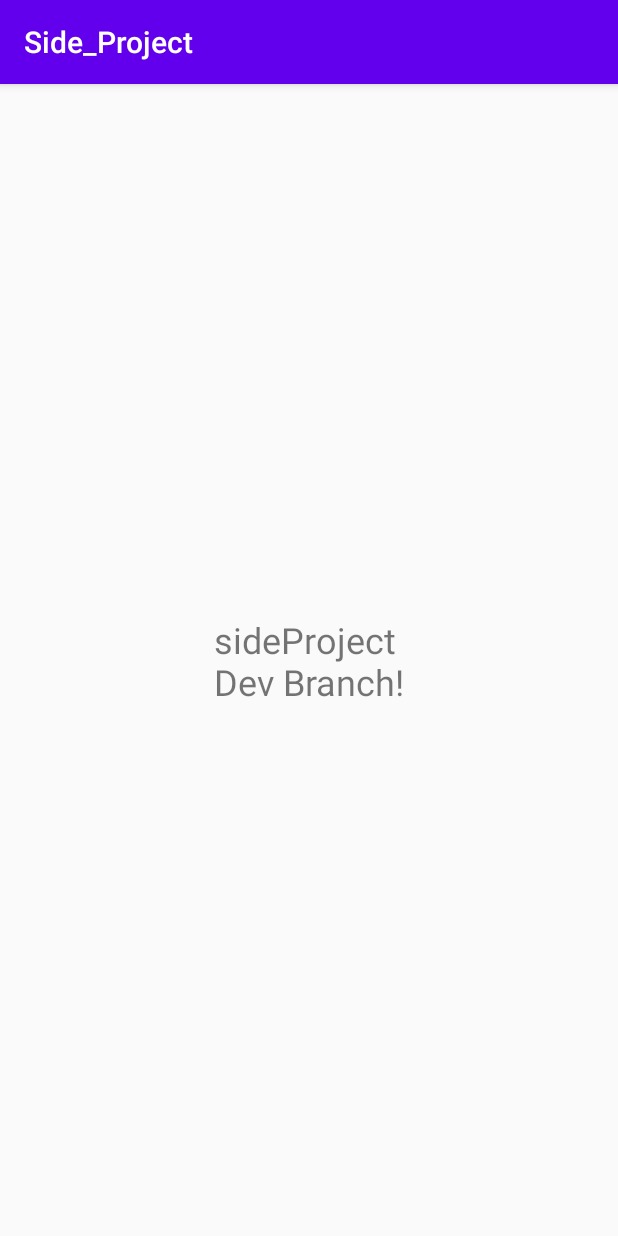
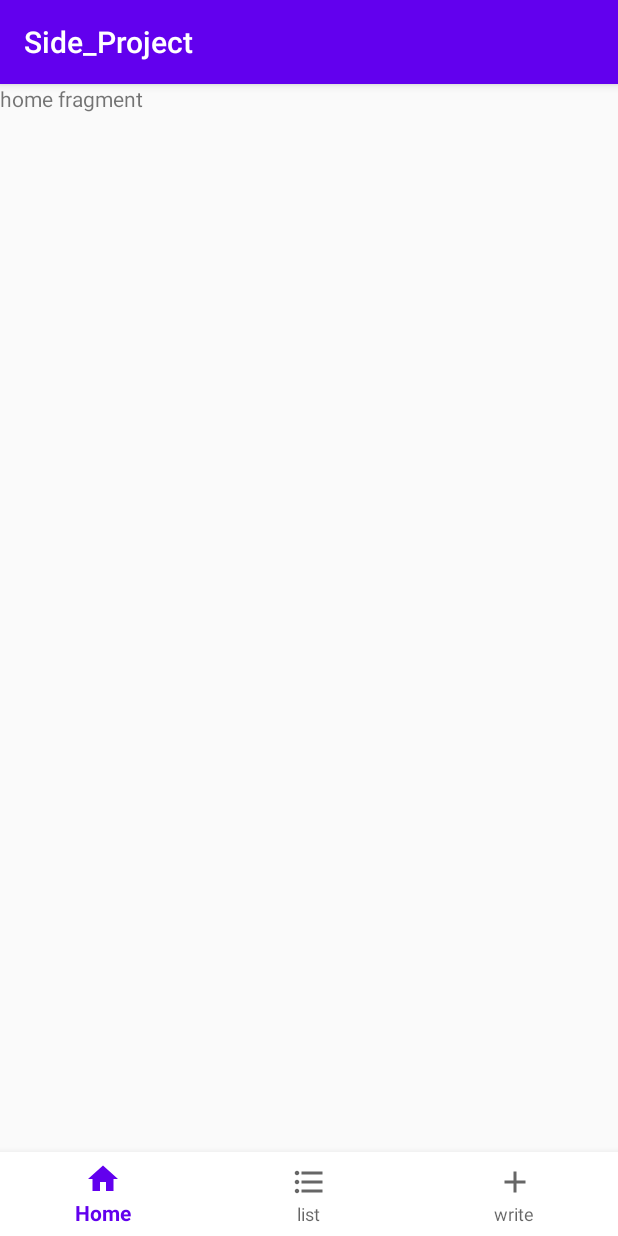
Before and after one commit to ashwon12/dnd-mentee-4th-1-frontend, an Android app: the screen it shows after launch (MainActivity), on a phone screen of 412 x 824 dp. Run offline under Robolectric (Android 15) with nearby library versions, the phone set to English and light mode, and no system bars.

Commit message:
네비게이션 이벤트 처리

```diff
--- a/app/src/main/java/com/example/myapplication/MainActivity.kt
+++ b/app/src/main/java/com/example/myapplication/MainActivity.kt
@@ -2,10 +2,58 @@ package com.example.myapplication
 
 import androidx.appcompat.app.AppCompatActivity
 import android.os.Bundle
+import androidx.fragment.app.Fragment
+import com.example.myapplication.Fragment.HomeFragment
+import com.example.myapplication.Fragment.ListFragment
+import com.example.myapplication.Fragment.WriteFragment
+import kotlinx.android.synthetic.main.activity_main.*
 
 class MainActivity : AppCompatActivity() {
+
+    private val homeFragment by lazy { HomeFragment() }
+    private val listFragment by lazy { ListFragment() }
+    private val writeFragment by lazy { WriteFragment() }
+
     override fun onCreate(savedInstanceState: Bundle?) {
         super.onCreate(savedInstanceState)
         setContentView(R.layout.activity_main)
+
+        initBottomNavigation()
+    }
+
+    /**
+     *  <p> 하단 네비게이션 이벤트 처리 함수 </p>
+     *
+     */
+    private fun initBottomNavigation() {
+        bnv_home.run {
+            setOnNavigationItemSelectedListener {
+                when(it.itemId){
+                    R.id.home ->{
+                        setFragment(homeFragment)
+                    }
+                    R.id.list -> {
+                        setFragment(listFragment)
+                    }
+                    R.id.write -> {
+                        setFragment(writeFragment)
+                    }
+                }
+                true
+            }
+            selectedItemId = R.id.home // 초기 프래그먼트
+        }
+    }
+
+    /**
+     *  <p> 프래그먼트 전환 함수 </p>
+     *
+     * @param fragment: Fragment 전환될 프래그먼트
+     */
+    private fun setFragment(fragment: Fragment){
+        supportFragmentManager
+            .beginTransaction()
+            .replace(R.id.fl_container, fragment)
+            .commit()
     }
 }
--- a/app/src/main/res/layout/activity_main.xml
+++ b/app/src/main/res/layout/activity_main.xml
@@ -6,14 +6,24 @@
     android:layout_height="match_parent"
     tools:context=".MainActivity">
 
-    <TextView
-        android:layout_width="wrap_content"
-        android:layout_height="wrap_content"
-        android:text="sideProject \nDev Branch!"
-        android:textSize="24dp"
-        app:layout_constraintBottom_toBottomOf="parent"
+    <FrameLayout
+        android:id="@+id/fl_container"
+        android:layout_width="0dp"
+        android:layout_height="0dp"
+        app:layout_constraintBottom_toTopOf="@+id/bnv_home"
         app:layout_constraintLeft_toLeftOf="parent"
         app:layout_constraintRight_toRightOf="parent"
         app:layout_constraintTop_toTopOf="parent" />
 
+    <com.google.android.material.bottomnavigation.BottomNavigationView
+        android:id="@+id/bnv_home"
+        android:layout_width="0dp"
+        android:layout_height="?attr/actionBarSize"
+        android:background="#FFFFFF"
+        app:layout_constraintBottom_toBottomOf="parent"
+        app:layout_constraintLeft_toLeftOf="parent"
+        app:layout_constraintRight_toRightOf="parent"
+        app:menu="@menu/home_nav" />
+
+
 </androidx.constraintlayout.widget.ConstraintLayout>
```
